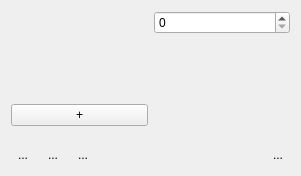
Above: Plugins/org.mitk.gui.qt.m2.Registration/src/internal/RegistrationDataWidgetControls.ui from m2aia/m2aia before the change. Below: the same form after it.
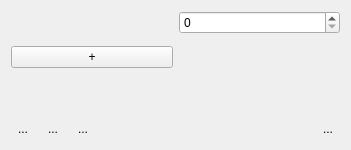
That is the form after the change. Icons and pictures are not drawn. Custom widgets are drawn as their Qt base class.

Commit message: cleanup registration plugin

```diff
--- a/Plugins/org.mitk.gui.qt.m2.Registration/src/internal/RegistrationDataWidgetControls.ui
+++ b/Plugins/org.mitk.gui.qt.m2.Registration/src/internal/RegistrationDataWidgetControls.ui
@@ -6,10 +6,22 @@
    <rect>
     <x>0</x>
     <y>0</y>
-    <width>301</width>
-    <height>176</height>
+    <width>351</width>
+    <height>150</height>
    </rect>
   </property>
+  <property name="minimumSize">
+   <size>
+    <width>0</width>
+    <height>150</height>
+   </size>
+  </property>
+  <property name="maximumSize">
+   <size>
+    <width>16777215</width>
+    <height>150</height>
+   </size>
+  </property>
   <property name="windowTitle">
    <string>Form</string>
   </property>
@@ -47,6 +59,19 @@
      </item>
     </layout>
    </item>
+   <item>
+    <spacer name="verticalSpacer">
+     <property name="orientation">
+      <enum>Qt::Vertical</enum>
+     </property>
+     <property name="sizeHint" stdset="0">
+      <size>
+       <width>20</width>
+       <height>40</height>
+      </size>
+     </property>
+    </spacer>
+   </item>
    <item>
     <layout class="QHBoxLayout" name="horizontalLayout_2">
      <item>
```
Left out of the diff: 4 changed lines with no effect on the pictures. The commit also changes 7 other files.
